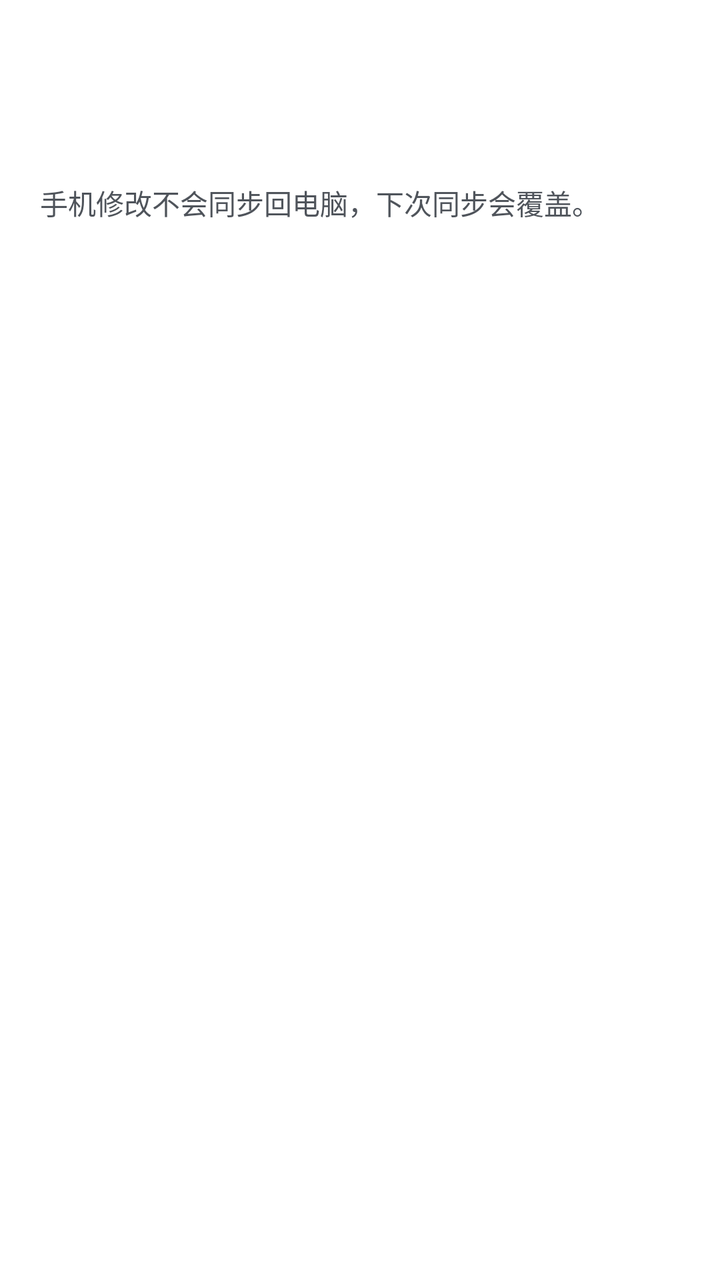
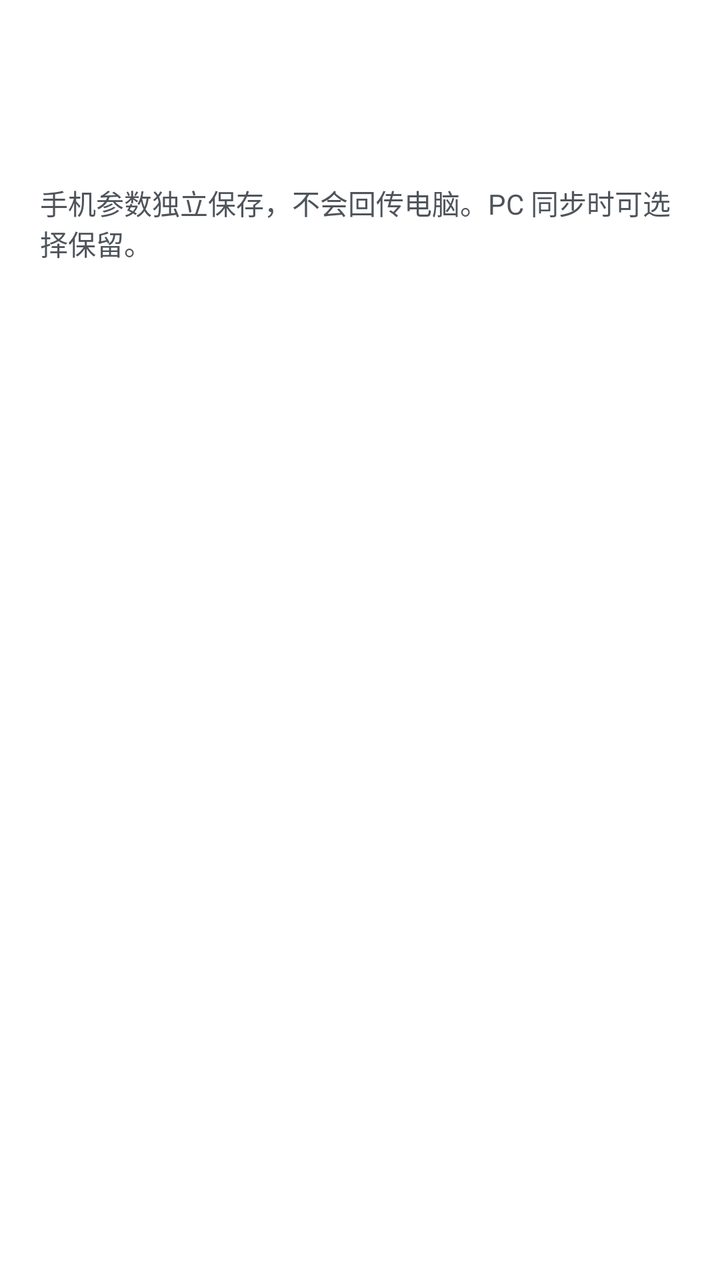

Before-and-after screenshots of an Android layout around one commit, followed by the original layout XML and the change that was made.
<!-- AndroidManifest.xml: activity theme Theme.Lvjiang.Settings -->
<!-- res/layout/activity_task_settings.xml -->
<?xml version="1.0" encoding="utf-8"?>
<LinearLayout xmlns:android="http://schemas.android.com/apk/res/android"
    xmlns:app="http://schemas.android.com/apk/res-auto"
    android:id="@+id/settings_root"
    android:layout_width="match_parent" android:layout_height="match_parent"
    android:orientation="vertical" android:background="?android:attr/colorBackground">
    <androidx.appcompat.widget.Toolbar android:id="@+id/settings_toolbar"
        android:layout_width="match_parent" android:layout_height="?attr/actionBarSize"
        android:background="?android:attr/colorBackground"
        app:titleTextColor="?attr/colorOnSurface" />
    <TextView android:id="@+id/settings_context"
        android:layout_width="match_parent" android:layout_height="wrap_content"
        android:textColor="@color/settings_primary_text"
        android:paddingHorizontal="20dp" android:paddingVertical="8dp" />
    <TextView android:id="@+id/settings_notice"
        android:layout_width="match_parent" android:layout_height="wrap_content"
        android:textColor="@color/settings_secondary_text"
        android:paddingHorizontal="20dp" android:paddingBottom="12dp"
        android:text="手机修改不会同步回电脑，下次同步会覆盖。" />
    <ScrollView android:id="@+id/settings_scroll"
        android:layout_width="match_parent" android:layout_height="0dp"
        android:layout_weight="1" android:fillViewport="true">
        <LinearLayout android:id="@+id/settings_content"
            android:layout_width="match_parent" android:layout_height="wrap_content"
            android:paddingHorizontal="20dp" android:paddingBottom="24dp"
            android:orientation="vertical" />
    </ScrollView>
</LinearLayout>
<!-- resources referenced by this layout -->
<resources>
  <style name="Theme.Lvjiang.Settings" parent="Theme.MaterialComponents.DayNight.NoActionBar">
          <item name="colorOnSurface">@color/settings_foreground</item>
          <item name="colorControlNormal">@color/settings_foreground</item>
          <item name="android:textColorPrimary">@color/settings_primary_text</item>
          <item name="android:textColorSecondary">@color/settings_secondary_text</item>
          <item name="android:textColorHint">@color/settings_secondary_text</item>
          <item name="android:statusBarColor">@android:color/transparent</item>
          <item name="android:navigationBarColor">@android:color/transparent</item>
      </style>
  <color name="settings_foreground">#202124</color>
</resources>

<!-- the commit's change to res/layout/activity_task_settings.xml (unified diff, before → after) -->
@@ -16,7 +16,7 @@
         android:layout_width="match_parent" android:layout_height="wrap_content"
         android:textColor="@color/settings_secondary_text"
         android:paddingHorizontal="20dp" android:paddingBottom="12dp"
-        android:text="手机修改不会同步回电脑，下次同步会覆盖。" />
+        android:text="手机参数独立保存，不会回传电脑。PC 同步时可选择保留。" />
     <ScrollView android:id="@+id/settings_scroll"
         android:layout_width="match_parent" android:layout_height="0dp"
         android:layout_weight="1" android:fillViewport="true">
